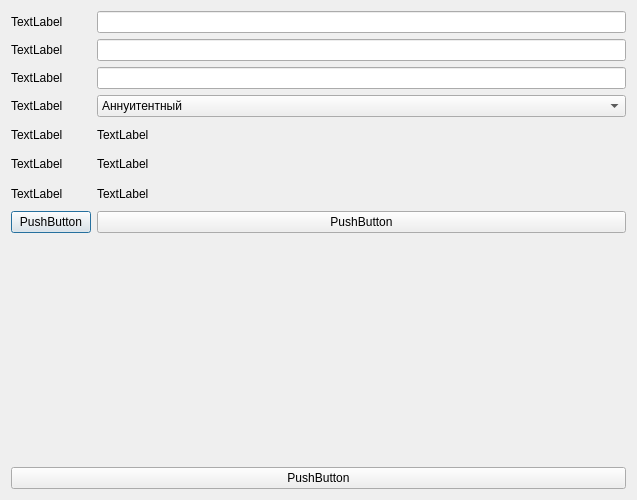
This is src/calculator/loancalc.ui in ElectricEnchanter/Calculator_v2.0 as Qt 5 draws it before an edit. The edited form follows.
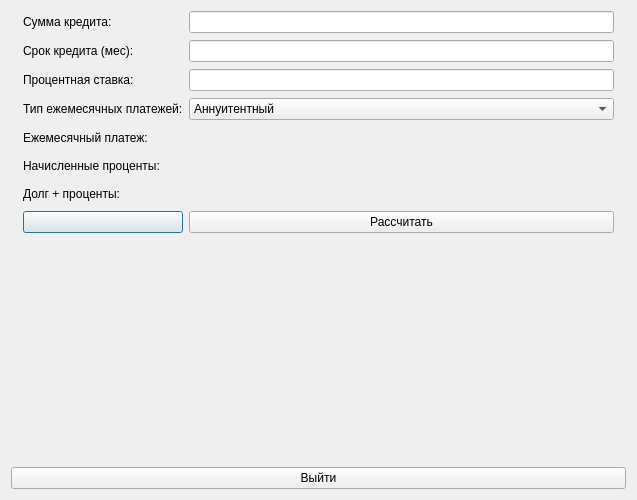
This is the edited form. Icons and pictures are not drawn. Custom widgets are drawn as their Qt base class.

```diff
--- a/src/calculator/loancalc.ui
+++ b/src/calculator/loancalc.ui
@@ -15,25 +15,71 @@
   </property>
   <layout class="QVBoxLayout" name="verticalLayout_2">
    <item>
-    <layout class="QGridLayout" name="gridLayout">
+    <layout class="QGridLayout" name="gridLayout" rowstretch="0,0,0,0,0,0,0,0">
+     <property name="leftMargin">
+      <number>12</number>
+     </property>
+     <property name="topMargin">
+      <number>0</number>
+     </property>
+     <property name="rightMargin">
+      <number>12</number>
+     </property>
+     <property name="bottomMargin">
+      <number>0</number>
+     </property>
+     <property name="horizontalSpacing">
+      <number>-1</number>
+     </property>
+     <property name="verticalSpacing">
+      <number>7</number>
+     </property>
+     <item row="2" column="1">
+      <widget class="QLineEdit" name="inputRate">
+       <property name="focusPolicy">
+        <enum>Qt::ClickFocus</enum>
+       </property>
+      </widget>
+     </item>
      <item row="6" column="0">
       <widget class="QLabel" name="label_7">
        <property name="text">
-        <string>TextLabel</string>
+        <string>Долг + проценты:</string>
        </property>
       </widget>
      </item>
-     <item row="1" column="0">
-      <widget class="QLabel" name="label_2">
+     <item row="4" column="0">
+      <widget class="QLabel" name="label_5">
        <property name="text">
-        <string>TextLabel</string>
+        <string>Ежемесячный платеж:</string>
        </property>
       </widget>
      </item>
-     <item row="0" column="0">
-      <widget class="QLabel" name="label">
+     <item row="1" column="1">
+      <widget class="QLineEdit" name="inputTerm">
+       <property name="focusPolicy">
+        <enum>Qt::ClickFocus</enum>
+       </property>
+      </widget>
+     </item>
+     <item row="4" column="1">
+      <widget class="QLabel" name="outputAccrInter">
        <property name="text">
-        <string>TextLabel</string>
+        <string/>
+       </property>
+      </widget>
+     </item>
+     <item row="6" column="1">
+      <widget class="QLabel" name="outputSumDebtInter">
+       <property name="text">
+        <string/>
+       </property>
+      </widget>
+     </item>
+     <item row="5" column="1">
+      <widget class="QLabel" name="outputMonPay">
+       <property name="text">
+        <string/>
        </property>
       </widget>
      </item>
@@ -51,75 +97,76 @@
        </item>
       </widget>
      </item>
+     <item row="0" column="0">
+      <widget class="QLabel" name="label">
+       <property name="acceptDrops">
+        <bool>false</bool>
+       </property>
+       <property name="text">
+        <string>Сумма кредита:</string>
+       </property>
+      </widget>
+     </item>
+     <item row="1" column="0">
+      <widget class="QLabel" name="label_2">
+       <property name="text">
+        <string>Срок кредита (мес):</string>
+       </property>
+      </widget>
+     </item>
      <item row="3" column="0">
       <widget class="QLabel" name="label_4">
        <property name="text">
-        <string>TextLabel</string>
-       </property>
-      </widget>
-     </item>
-     <item row="2" column="1">
-      <widget class="QLineEdit" name="inputRate"/>
-     </item>
-     <item row="2" column="0">
-      <widget class="QLabel" name="label_3">
-       <property name="text">
-        <string>TextLabel</string>
-       </property>
-      </widget>
-     </item>
-     <item row="6" column="1">
-      <widget class="QLabel" name="outputSumDebtInter">
-       <property name="text">
-        <string>TextLabel</string>
-       </property>
-      </widget>
-     </item>
-     <item row="4" column="0">
-      <widget class="QLabel" name="label_5">
-       <property name="text">
-        <string>TextLabel</string>
-       </property>
-      </widget>
-     </item>
-     <item row="5" column="1">
-      <widget class="QLabel" name="outputMonPay">
-       <property name="text">
-        <string>TextLabel</string>
-       </property>
-      </widget>
-     </item>
-     <item row="1" column="1">
-      <widget class="QLineEdit" name="inputTerm"/>
-     </item>
-     <item row="0" column="1">
-      <widget class="QLineEdit" name="inputSum"/>
-     </item>
-     <item row="5" column="0">
-      <widget class="QLabel" name="label_6">
-       <property name="text">
-        <string>TextLabel</string>
-       </property>
-      </widget>
-     </item>
-     <item row="4" column="1">
-      <widget class="QLabel" name="outputAccrInter">
-       <property name="text">
-        <string>TextLabel</string>
+        <string>Тип ежемесячных платежей:</string>
        </property>
       </widget>
      </item>
      <item row="7" column="0">
       <widget class="QPushButton" name="eraseButton">
        <property name="text">
-        <string>PushButton</string>
+        <string/>
+       </property>
+       <property name="icon">
+        <iconset resource="../../assets/icons/icons.qrc">
+         <normaloff>:/backspace.png</normaloff>:/backspace.png</iconset>
        </property>
       </widget>
      </item>
      <item row="7" column="1">
       <widget class="QPushButton" name="equalButton">
+       <property name="layoutDirection">
+        <enum>Qt::RightToLeft</enum>
+       </property>
        <property name="text">
-        <string>PushButton</string>
+        <string>Рассчитать</string>
+       </property>
+       <property name="icon">
+        <iconset resource="../../assets/icons/icons.qrc">
+         <normaloff>:/calculate.png</normaloff>:/calculate.png</iconset>
+       </property>
+      </widget>
+     </item>
+     <item row="0" column="1">
+      <widget class="QLineEdit" name="inputSum">
+       <property name="focusPolicy">
+        <enum>Qt::ClickFocus</enum>
+       </property>
+       <property name="acceptDrops">
+        <bool>true</bool>
+       </property>
+      </widget>
+     </item>
+     <item row="2" column="0">
+      <widget class="QLabel" name="label_3">
+       <property name="text">
+        <string>Процентная ставка:</string>
+       </property>
+      </widget>
+     </item>
+     <item row="5" column="0">
+      <widget class="QLabel" name="label_6">
+       <property name="text">
+        <string>Начисленные проценты:</string>
        </property>
       </widget>
      </item>
@@ -130,8 +177,15 @@
    </item>
    <item>
     <widget class="QPushButton" name="exitButton">
+     <property name="layoutDirection">
+      <enum>Qt::RightToLeft</enum>
+     </property>
      <property name="text">
-      <string>PushButton</string>
+      <string>Выйти</string>
+     </property>
+     <property name="icon">
+      <iconset resource="../../assets/icons/icons.qrc">
+       <normaloff>:/close.png</normaloff>:/close.png</iconset>
      </property>
     </widget>
    </item>
```
Left out of the diff: 10 changed lines with no effect on the pictures.
